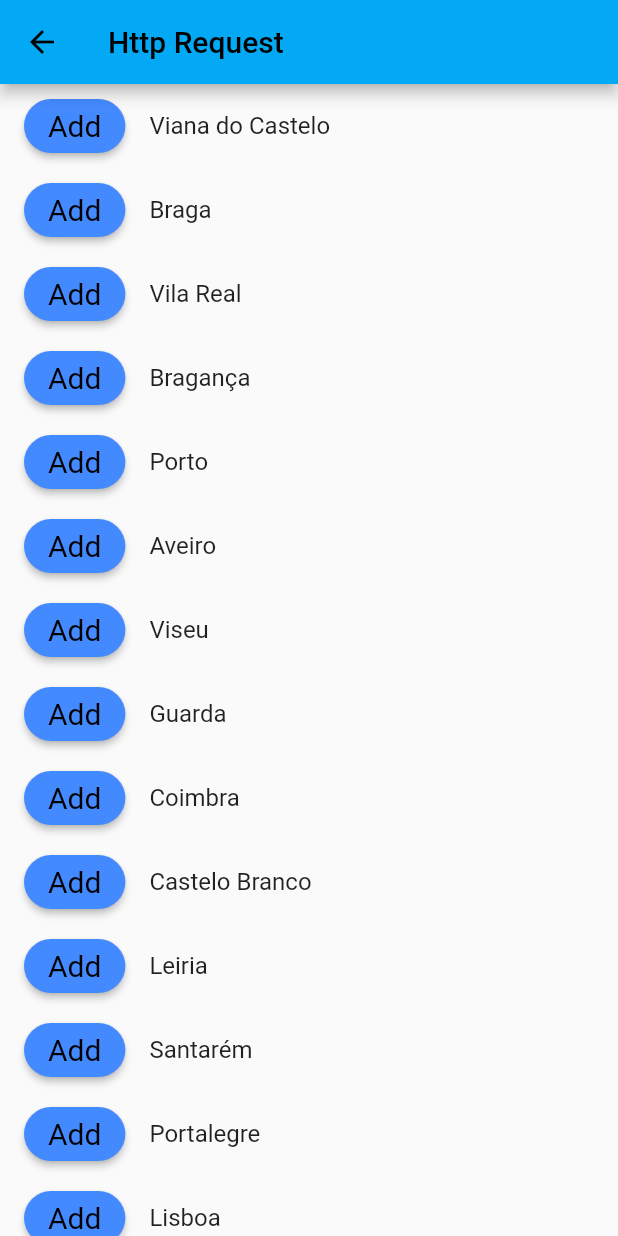
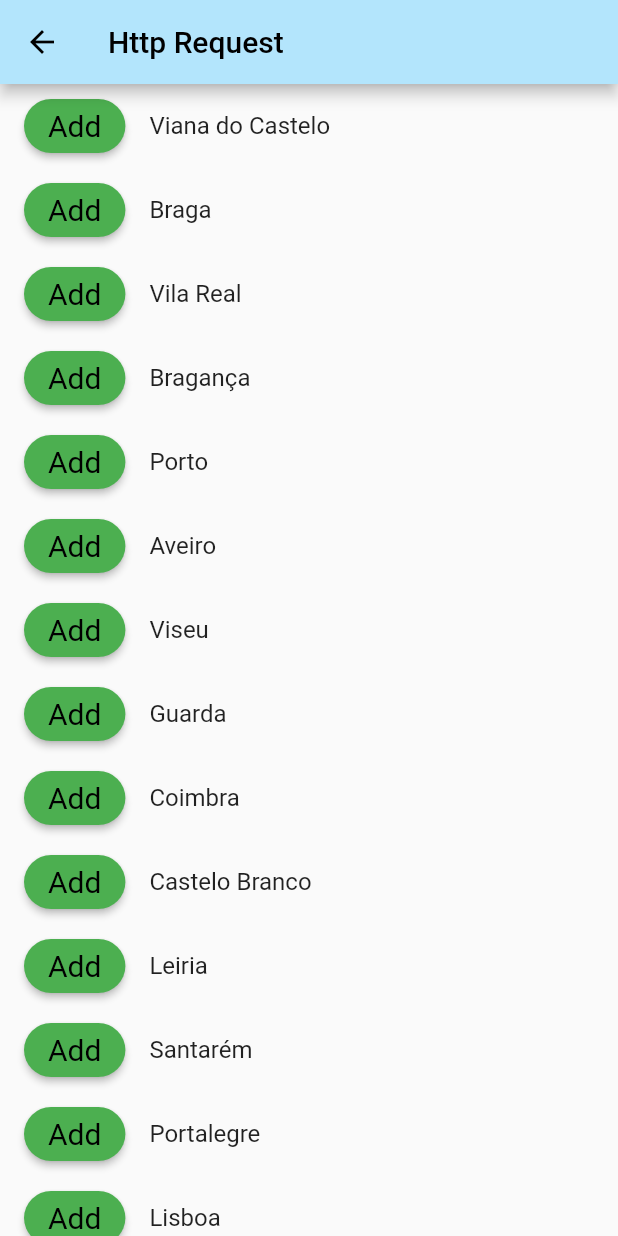
Before and after one commit to AssuncaoAndre/cpm-proj2, a Flutter app: the FavoriteCitiesPage screen opened directly, on a phone screen of 412 x 824 dp. Run offline on Flutter 3.47's test engine with Material 2 defaults, Android fonts, the phone set to English and light mode, and no system bars; our stand-ins replace carousel_slider, flutter_swiper, shared_preferences, syncfusion_flutter_charts, weather_icons; missing offline and left inert: flutter_titled_container, shared_preferences_web; accounts and stored records are empty.

```diff
--- a/lib/favorite_cities.dart
+++ b/lib/favorite_cities.dart
@@ -40,7 +40,7 @@ class _FavoriteCitiesPage extends State<FavoriteCitiesPage> {
   Widget build(BuildContext context) {
     final addButtonStyle = ElevatedButton.styleFrom(
       textStyle: const TextStyle(fontSize: 20),
-      primary: Colors.blueAccent,
+      primary: Colors.green,
       shape: RoundedRectangleBorder(
           //to set border radius to button
           borderRadius: BorderRadius.circular(30)),
@@ -48,7 +48,7 @@ class _FavoriteCitiesPage extends State<FavoriteCitiesPage> {
 
     final removeButtonStyle = ElevatedButton.styleFrom(
       textStyle: const TextStyle(fontSize: 20),
-      primary: Colors.redAccent,
+      primary: Colors.red,
       shape: RoundedRectangleBorder(
           //to set border radius to button
           borderRadius: BorderRadius.circular(30)),
@@ -57,6 +57,7 @@ class _FavoriteCitiesPage extends State<FavoriteCitiesPage> {
     return Scaffold(
         appBar: AppBar(
           title: Text('Http Request'),
+          backgroundColor: Colors.lightBlue[100],
         ),
         body: ListView.builder(
             itemCount: data == null ? 0 : data.length,
--- a/lib/statistics.dart
+++ b/lib/statistics.dart
@@ -124,6 +124,7 @@ class WeatherInfo extends StatelessWidget {
           SizedBox(
             height: 10,
           ),
+          Text('Next Days Preview', style: TextStyle(fontWeight: FontWeight.w700, fontSize: 20), textAlign: TextAlign.left),
           NextDaysWeatherSwipePager(data)
         ],
       ))
@@ -216,7 +217,8 @@ class NextDaysWeatherSwipePager extends StatelessWidget {
 
   @override
   Widget build(BuildContext context) {
-    return SingleChildScrollView(
+    return
+      SingleChildScrollView(
         child: Container(
           width: MediaQuery.of(context).size.width,
           height: 300,
```
Also changed, not shown: 8 other files.
